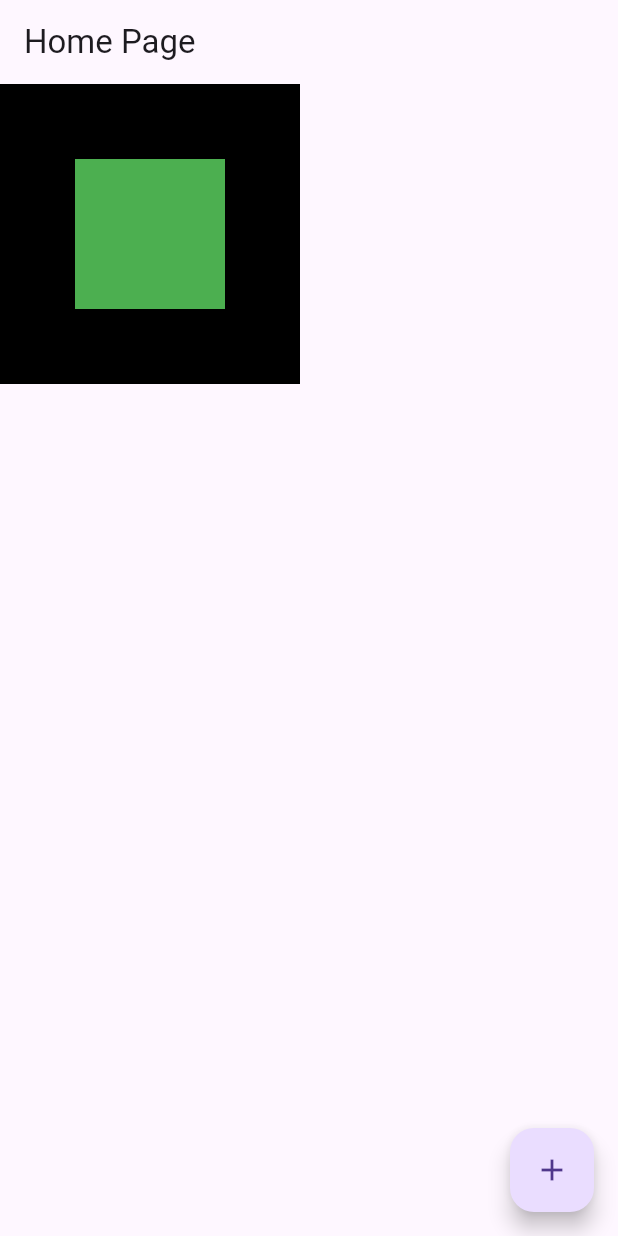
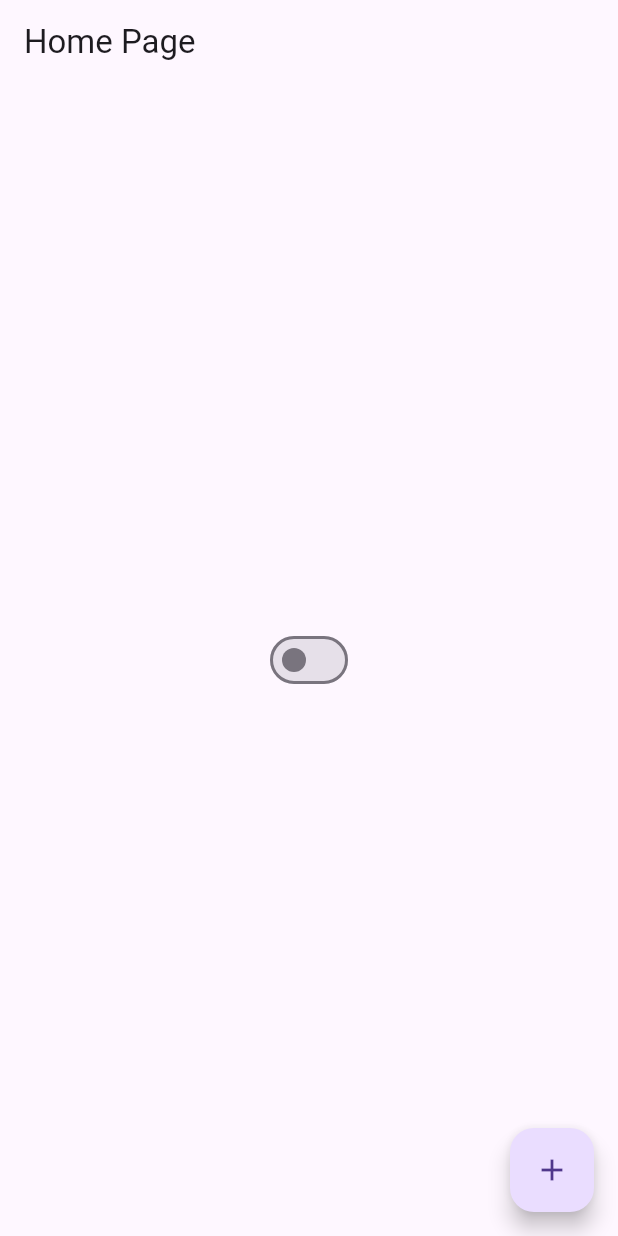
Before and after one commit to GabRodrigues23/curso_flutterando, a Flutter app: the screen it shows after launch, on a phone screen of 412 x 824 dp. Run offline on Flutter 3.47's test engine with Material 3 defaults, Android fonts, the phone set to English and light mode, and no system bars.

Commit message:
aula #12

```diff
--- /dev/null
+++ b/hello_world/lib/app_controller.dart
@@ -0,0 +1,11 @@
+import 'package:flutter/material.dart';
+
+class AppController extends ChangeNotifier {
+  static AppController instance = AppController();
+
+  bool isDarkTheme = false;
+  changeTheme() {
+    isDarkTheme = !isDarkTheme;
+    notifyListeners();
+  }
+}
--- a/hello_world/lib/app_widget.dart
+++ b/hello_world/lib/app_widget.dart
@@ -1,14 +1,23 @@
 import 'package:flutter/material.dart';
+import 'package:hello_world/app_controller.dart';
 import 'package:hello_world/home_page.dart';
 
 class AppWidget extends StatelessWidget {
   @override
   Widget build(BuildContext context) {
-    return MaterialApp(
-      theme: ThemeData(
-        primarySwatch: Colors.red,
-      ),
-      home: HomePage(),
-    );
+    return AnimatedBuilder(
+      animation: AppController.instance,
+      builder: (context, child) {
+        return MaterialApp(
+          theme: ThemeData(
+            primarySwatch: Colors.red,
+            brightness: AppController.instance.isDarkTheme
+            ? Brightness.dark
+            : Brightness.light
+          ), // ThemeData
+          home: HomePage(),
+        ); // MaterialApp
+      },
+    ); // AnimatedBuilder
   }
 }
--- a/hello_world/lib/home_page.dart
+++ b/hello_world/lib/home_page.dart
@@ -1,4 +1,5 @@
 import 'package:flutter/material.dart';
+import 'package:hello_world/app_controller.dart';
 
 class HomePage extends StatefulWidget {
   @override
@@ -16,17 +17,14 @@ class HomePageState extends State<HomePage> {
       appBar: AppBar(
         title: Text('Home Page'),
       ),
-      body: Container(
-          height: 200,
-          width: 200,
-          color: Colors.black,
-          child: Align(
-              alignment: Alignment.center,
-              child: Container(
-                height: 100,
-                width: 100,
-                color: Colors.green,
-              ))),
+      body: Center(
+        child: Switch(
+          value: AppController.instance.isDarkTheme,
+          onChanged: (value) {
+            AppController.instance.changeTheme();
+          },
+        ),
+      ),
       floatingActionButton: FloatingActionButton(
           child: Icon(Icons.add),
           onPressed: () {
```
